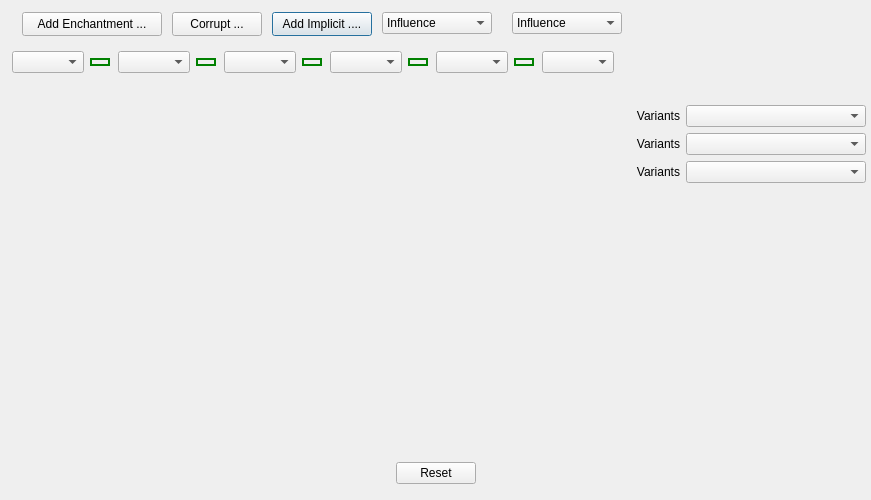
Above: Assets/ui_files/dlgCraftItems.ui from pHiney/PathOfBuilding-Python before the change. Below: the same form after it.
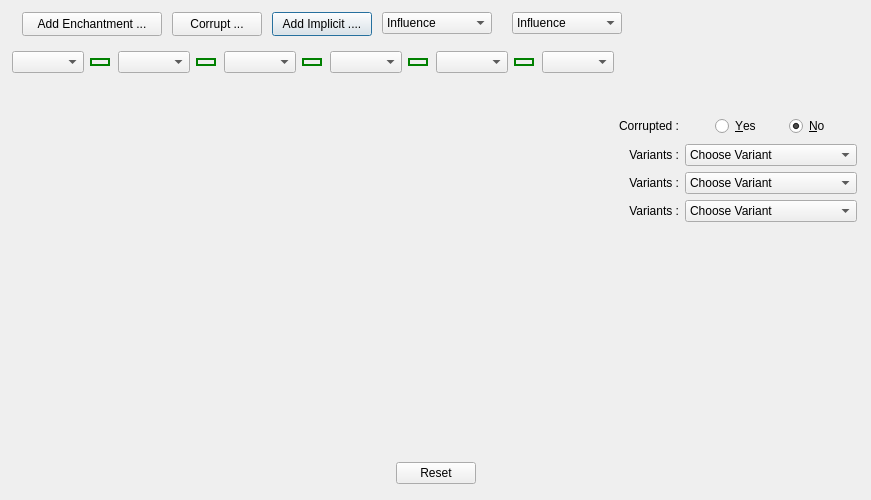
That is the form after the change. Icons and pictures are not drawn.

Commit message: working thought getting mods working to suit range values and editing the in the craft dialog

```diff
--- a/Assets/ui_files/dlgCraftItems.ui
+++ b/Assets/ui_files/dlgCraftItems.ui
@@ -535,75 +535,143 @@
       <item>
        <widget class="QWidget" name="widget_Right" native="true">
         <layout class="QVBoxLayout" name="verticalLayout">
-         <property name="leftMargin">
-          <number>2</number>
-         </property>
-         <property name="topMargin">
-          <number>0</number>
-         </property>
-         <property name="rightMargin">
-          <number>0</number>
-         </property>
-         <property name="bottomMargin">
-          <number>0</number>
-         </property>
          <item>
-          <layout class="QHBoxLayout" name="horizontalLayout_3">
-           <item>
+          <layout class="QGridLayout" name="gLayout_Corrupted">
+           <item row="0" column="0">
+            <widget class="QLabel" name="label_Corrupted">
+             <property name="minimumSize">
+              <size>
+               <width>0</width>
+               <height>0</height>
+              </size>
+             </property>
+             <property name="layoutDirection">
+              <enum>Qt::LeftToRight</enum>
+             </property>
+             <property name="text">
+              <string>Corrupted :</string>
+             </property>
+             <property name="alignment">
+              <set>Qt::AlignRight|Qt::AlignTrailing|Qt::AlignVCenter</set>
+             </property>
+            </widget>
+           </item>
+           <item row="0" column="1">
+            <layout class="QHBoxLayout" name="hLayout_Corrupted">
+             <property name="leftMargin">
+              <number>30</number>
+             </property>
+             <item>
+              <widget class="QRadioButton" name="radioBtn_Corrupted_Yes">
+               <property name="minimumSize">
+                <size>
+                 <width>40</width>
+                 <height>24</height>
+                </size>
+               </property>
+               <property name="text">
+                <string>&amp;Yes</string>
+               </property>
+               <property name="checked">
+                <bool>false</bool>
+               </property>
+              </widget>
+             </item>
+             <item>
+              <widget class="QRadioButton" name="radioBtn_Corrupted_No">
+               <property name="minimumSize">
+                <size>
+                 <width>40</width>
+                 <height>24</height>
+                </size>
+               </property>
+               <property name="text">
+                <string>&amp;No</string>
+               </property>
+               <property name="checked">
+                <bool>true</bool>
+               </property>
+              </widget>
+             </item>
+            </layout>
+           </item>
+          </layout>
+         </item>
+         <item>
+          <layout class="QGridLayout" name="gLayout_Variants1">
+           <item row="0" column="0">
             <widget class="QLabel" name="label_Variants1">
              <property name="layoutDirection">
               <enum>Qt::LeftToRight</enum>
              </property>
              <property name="text">
-              <string>Variants</string>
+              <string>Variants :</string>
              </property>
              <property name="alignment">
               <set>Qt::AlignRight|Qt::AlignTrailing|Qt::AlignVCenter</set>
              </property>
             </widget>
            </item>
-           <item>
-            <widget class="QComboBox" name="combo_Variants1"/>
+           <item row="0" column="1">
+            <widget class="QComboBox" name="combo_Variants1">
+             <item>
+              <property name="text">
+               <string>Choose Variant</string>
+              </property>
+             </item>
+            </widget>
            </item>
           </layout>
          </item>
          <item>
-          <layout class="QHBoxLayout" name="horizontalLayout_4">
-           <item>
+          <layout class="QGridLayout" name="gLayout_Variants2">
+           <item row="0" column="0">
             <widget class="QLabel" name="label_Variants2">
              <property name="layoutDirection">
               <enum>Qt::LeftToRight</enum>
              </property>
              <property name="text">
-              <string>Variants</string>
+              <string>Variants :</string>
              </property>
              <property name="alignment">
               <set>Qt::AlignRight|Qt::AlignTrailing|Qt::AlignVCenter</set>
              </property>
             </widget>
            </item>
-           <item>
-            <widget class="QComboBox" name="combo_Variants2"/>
+           <item row="0" column="1">
+            <widget class="QComboBox" name="combo_Variants2">
+             <item>
+              <property name="text">
+               <string>Choose Variant</string>
+              </property>
+             </item>
+            </widget>
            </item>
           </layout>
          </item>
          <item>
-          <layout class="QHBoxLayout" name="horizontalLayout_5">
-           <item>
+          <layout class="QGridLayout" name="gLayout_Variants3">
+           <item row="0" column="0">
             <widget class="QLabel" name="label_Variants3">
              <property name="layoutDirection">
               <enum>Qt::LeftToRight</enum>
              </property>
              <property name="text">
-              <string>Variants</string>
+              <string>Variants :</string>
              </property>
              <property name="alignment">
               <set>Qt::AlignRight|Qt::AlignTrailing|Qt::AlignVCenter</set>
              </property>
             </widget>
            </item>
-           <item>
-            <widget class="QComboBox" name="combo_Variants3"/>
+           <item row="0" column="1">
+            <widget class="QComboBox" name="combo_Variants3">
+             <item>
+              <property name="text">
+               <string>Choose Variant</string>
+              </property>
+             </item>
+            </widget>
            </item>
           </layout>
          </item>
```
Left out of the diff: 3 changed lines with no effect on the pictures. The commit also changes 14 other files.
